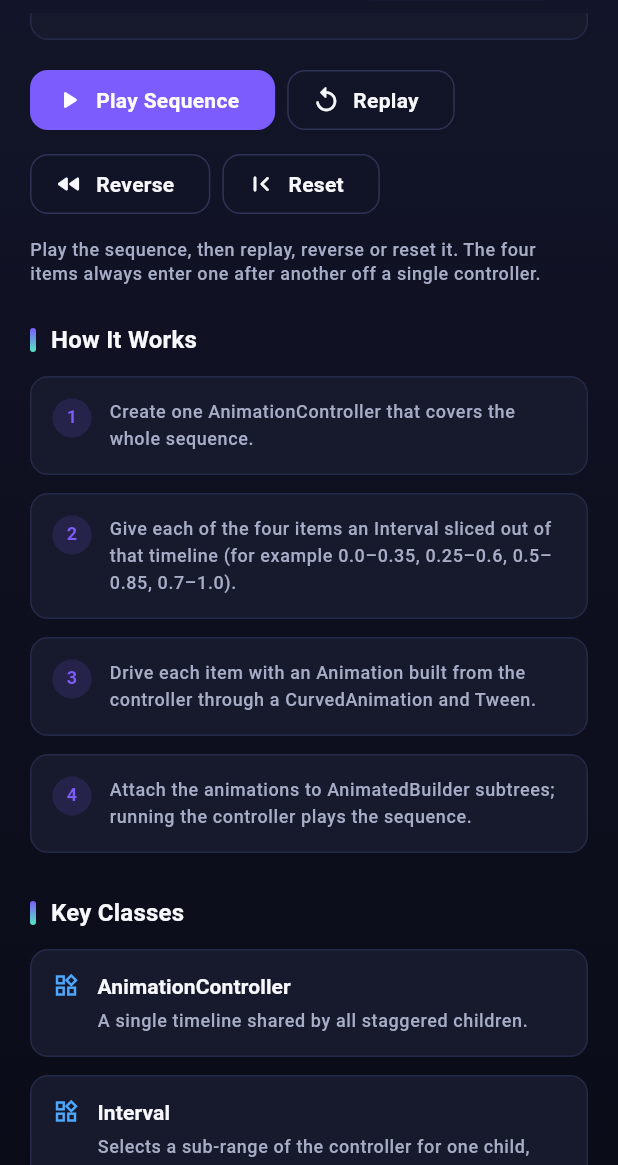
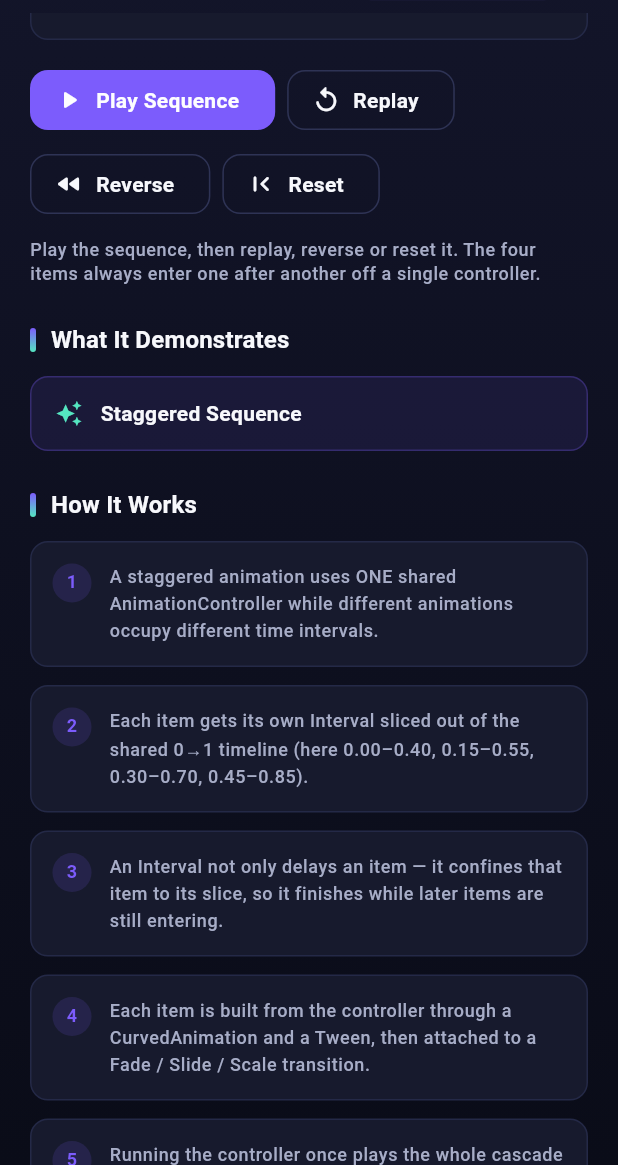
Before and after one commit to fahadkhalid22/Flutter-Animation-Showcase, a Flutter app: the StaggeredAnimationDemoScreen screen opened by its route, scrolled down 576 dp, on a phone screen of 412 x 824 dp, the part 71-1236 px from its top. Run offline on Flutter 3.47's test engine with Material 3 defaults, Android fonts, the phone set to English and light mode, and no system bars.

Commit message:
docs: explain staggered animation timing
Co-Authored-By: Claude Code <noreply@anthropic.com>

```diff
--- a/lib/features/staggered_animation/staggered_animation_demo_screen.dart
+++ b/lib/features/staggered_animation/staggered_animation_demo_screen.dart
@@ -13,6 +13,39 @@ class StaggeredAnimationDemoScreen extends StatelessWidget {
   /// Creates the staggered sequence demo screen.
   const StaggeredAnimationDemoScreen({super.key});
 
+  /// Compact conceptual code: a shared controller, four interval slices,
+  /// each driving one item through a CurvedAnimation.
+  static const String _codeExample = '''
+/// One timeline, four slices (0% — 100%):
+///
+/// 0%                                   100%
+///  Item 1 ████████████
+///  Item 2     ████████████
+///  Item 3          ████████████
+///  Item 4               ████████████
+
+_controller = AnimationController(
+  vsync: this,
+  duration: const Duration(milliseconds: 2600),
+);
+
+// Item 1 starts immediately; Item 4 waits until 45%.
+final item1 = Tween<double>(begin: 0, end: 1).animate(
+  CurvedAnimation(
+    parent: _controller,
+    curve: Interval(0.00, 0.40, curve: Curves.easeOutCubic),
+  ),
+);
+final item4 = Tween<double>(begin: 0, end: 1).animate(
+  CurvedAnimation(
+    parent: _controller,
+    curve: Interval(0.45, 0.85, curve: Curves.easeOutBack),
+  ),
+);
+
+_controller.forward(); // the whole cascade plays off one clock
+''';
+
   @override
   Widget build(BuildContext context) {
     return const DemoScreenShell(
@@ -24,41 +57,86 @@ class StaggeredAnimationDemoScreen extends StatelessWidget {
             'widgets, each starting on its own Interval. The result is the '
             'four items moving in sequence on a single timeline.',
         demo: StaggeredAnimationDemo(),
+        demonstrates: 'Staggered Sequence',
+        codeExample: _codeExample,
         howItWorks: [
-          'Create one AnimationController that covers the whole sequence.',
-          'Give each of the four items an Interval sliced out of that timeline '
-              '(for example 0.0–0.35, 0.25–0.6, 0.5–0.85, 0.7–1.0).',
-          'Drive each item with an Animation built from the controller through '
-              'a CurvedAnimation and Tween.',
-          'Attach the animations to AnimatedBuilder subtrees; running the '
-              'controller plays the sequence.',
+          'A staggered animation uses ONE shared AnimationController while '
+              'different animations occupy different time intervals.',
+          'Each item gets its own Interval sliced out of the shared 0→1 '
+              'timeline (here 0.00–0.40, 0.15–0.55, 0.30–0.70, 0.45–0.85).',
+          'An Interval not only delays an item — it confines that item '
+              'to its slice, so it finishes while later items are still '
+              'entering.',
+          'Each item is built from the controller through a CurvedAnimation '
+              'and a Tween, then attached to a Fade / Slide / Scale '
+              'transition.',
+          'Running the controller once plays the whole cascade in order; '
+              'Replay, Reverse and Reset reuse the very same clock.',
+        ],
+        flow: [
+          'AnimationController',
+          'Four Intervals (0.00–0.40, 0.15–0.55, 0.30–0.70, 0.45–0.85)',
+          'CurvedAnimation × 4',
+          'Tween × 4',
+          'Fade + Slide + Scale on items 1–4',
+          'Cascade',
         ],
         keyClasses: [
           (
             name: 'AnimationController',
-            detail: 'A single timeline shared by all staggered children.',
+            detail:
+                'The single shared timeline whose progress (0→1) drives '
+                'every item. Owns the duration and plays / reverses / '
+                'resets the whole sequence.',
           ),
           (
             name: 'Interval',
             detail:
-                'Selects a sub-range of the controller for one child, creating '
-                'its start delay.',
+                'Selects a sub-range of the controller for one item, giving '
+                'it a start point and an end point on the shared timeline.',
           ),
           (
             name: 'CurvedAnimation',
             detail:
-                'Applies per-item easing such as easeOutBack inside each '
-                'interval.',
+                'Applies per-item easing inside its interval, e.g. '
+                'easeOutCubic for most items and easeOutBack for a pop.',
           ),
           (
-            name: 'AnimatedBuilder',
-            detail: 'Rebuilds a subtree whenever one of the animations ticks.',
+            name: 'Tween',
+            detail:
+                'Maps interval progress onto a value range — here 0→1, but '
+                'the same idea maps to offsets, scales or colors.',
+          ),
+          (
+            name: 'FadeTransition',
+            detail:
+                'Animates opacity: each item fades in as its interval '
+                'starts.',
+          ),
+          (
+            name: 'SlideTransition',
+            detail:
+                'Animates position by an Offset, giving each item its own '
+                'slide direction on entry.',
+          ),
+          (
+            name: 'ScaleTransition',
+            detail:
+                'Animates scale, so items can grow (or pop) into their '
+                'final size.',
           ),
         ],
         whenToUse: [
-          'List items sliding and fading in one after another on screen load.',
-          'Toolbars, menus or card content revealed sequentially.',
-          'Multi-step checkouts or onboarding where steps advance in order.',
+          'Onboarding and feature tours, where screens reveal one step at a '
+              'time.',
+          'Dashboard entrance, letting cards appear in a deliberate, calm '
+              'order.',
+          'Lists and feeds, where rows slide in one after another as they '
+              'load.',
+          'Feature reveals and announcements that direct attention '
+              'sequentially.',
+          'Sequential storytelling — content that should be read, and '
+              'therefore animated, in a fixed order.',
         ],
       ),
     );
```
